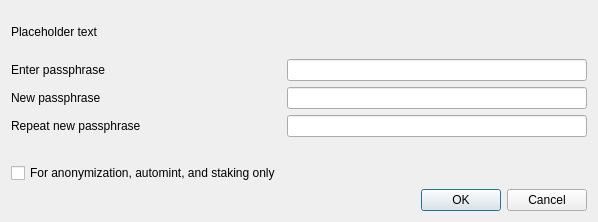
Before: the Qt Designer form src/qt/forms/askpassphrasedialog.ui in vingg21/Test4, drawn with Qt 5.
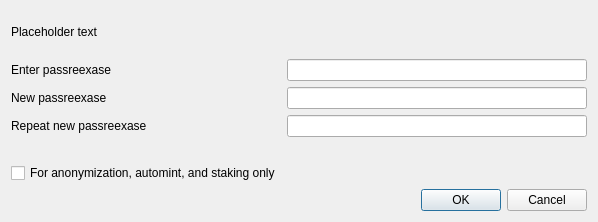
After: the same form once the commit is applied.

```diff
--- a/src/qt/forms/askpassphrasedialog.ui
+++ b/src/qt/forms/askpassphrasedialog.ui
@@ -53,7 +53,7 @@
      <item row="0" column="0">
       <widget class="QLabel" name="passLabel1">
        <property name="text">
-        <string>Enter passphrase</string>
+        <string>Enter passreexase</string>
        </property>
       </widget>
      </item>
@@ -67,7 +67,7 @@
      <item row="1" column="0">
       <widget class="QLabel" name="passLabel2">
        <property name="text">
-        <string>New passphrase</string>
+        <string>New passreexase</string>
        </property>
       </widget>
      </item>
@@ -81,7 +81,7 @@
      <item row="2" column="0">
       <widget class="QLabel" name="passLabel3">
        <property name="text">
-        <string>Repeat new passphrase</string>
+        <string>Repeat new passreexase</string>
        </property>
       </widget>
      </item>
```
Left out of the diff: 10 changed lines with no effect on the pictures.
